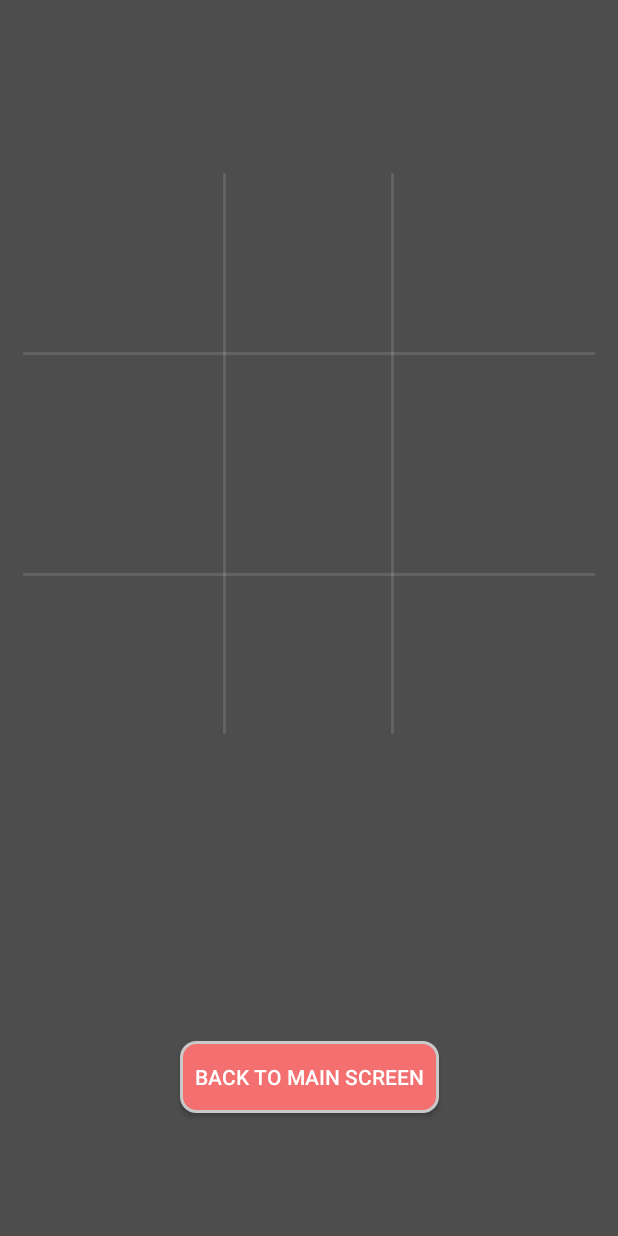
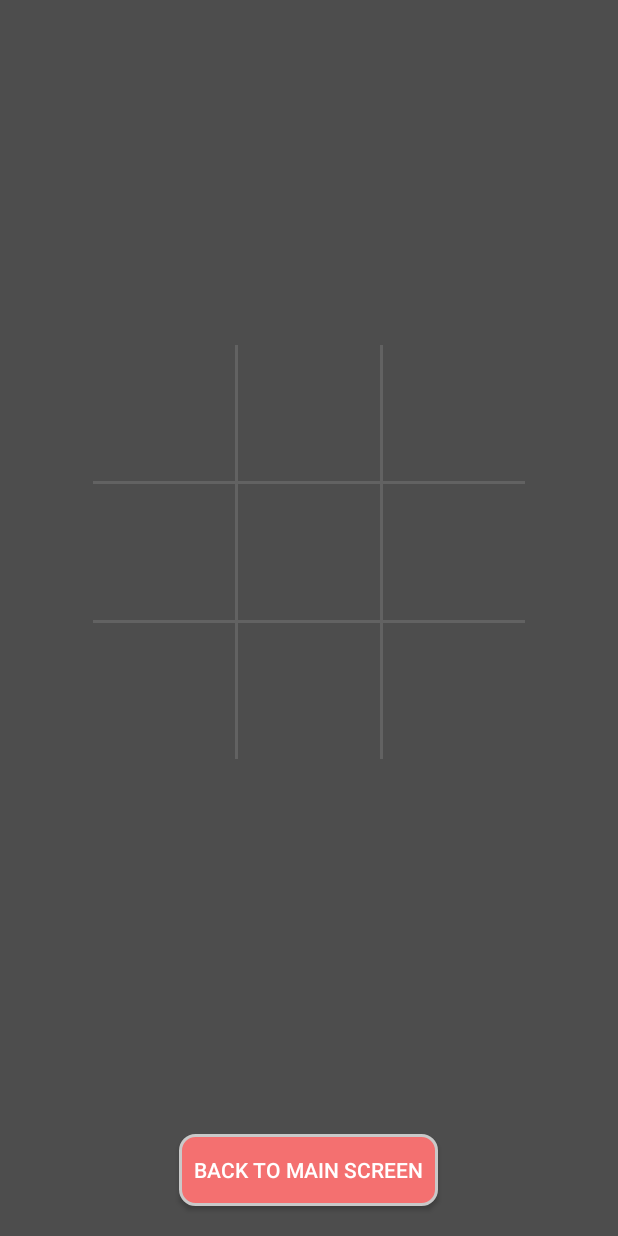
Before and after one commit to ExceptionTeam17/TicTacToe, an Android app: the fragment Fragment_Gameplay placed in its activity, on a phone screen of 412 x 824 dp. Run offline under Robolectric (Android 15) with nearby library versions, the phone set to English and light mode, and no system bars; libraries missing offline, so code that uses them is left out: libs.mjn.prettydialog.

Commit message:
gameplay layout changed, multiplayer 1 device dashboard working

```diff
--- a/TicTacToe/app/src/main/java/com/exceptionteam17/tictactoe/fragments/playingTabs/FragmentGameplayMulti1Dev.java
+++ b/TicTacToe/app/src/main/java/com/exceptionteam17/tictactoe/fragments/playingTabs/FragmentGameplayMulti1Dev.java
@@ -13,6 +13,7 @@ import android.widget.TextView;
 
 import com.exceptionteam17.tictactoe.R;
 import com.exceptionteam17.tictactoe.fragments.Fragment_Home;
+import com.exceptionteam17.tictactoe.model.database.DatabaseHelper;
 import com.exceptionteam17.tictactoe.model.utils.Preferences;
 import com.exceptionteam17.tictactoe.model.utils.Utils;
 
@@ -22,6 +23,8 @@ import libs.mjn.prettydialog.PrettyDialog;
 import libs.mjn.prettydialog.PrettyDialogCallback;
 
 public final class FragmentGameplayMulti1Dev extends Fragment implements View.OnClickListener{
+
+    //TODO add different layouts for different resolutions
 
     private final static String WINNER_PHONE = "SYSTEM_PHONE";
     private final static String WINNER_PLAYER = "SYSTEM_PLAYER";
@@ -35,6 +38,7 @@ public final class FragmentGameplayMulti1Dev extends Fragment implements View.On
     private Boolean [][] board;
     private TextView turn;
     private String username, secondPlauyerName;
+    private DatabaseHelper db;
 
     @Nullable
     @Override
@@ -46,12 +50,13 @@ public final class FragmentGameplayMulti1Dev extends Fragment implements View.On
     }
 
     private void initialize() {
+        db = DatabaseHelper.getInstance(this.getContext());
         isPlayerTurn = new Random().nextBoolean();
         turn = view.findViewById(R.id.text_gameplay);
         turn.setVisibility(View.VISIBLE);
         username = Preferences.getStringFromPreferences(view.getContext(),"user");
         secondPlauyerName = getArguments().getString("secondPlayer", "secondPlayer");
-        turn.setText((isPlayerTurn? username : secondPlauyerName) + ":");
+        turn.setText((isPlayerTurn? username : secondPlauyerName) + " :");
         box1 = view.findViewById(R.id.single_box1);
         box2 = view.findViewById(R.id.single_box2);
         box3 = view.findViewById(R.id.single_box3);
@@ -242,15 +247,18 @@ public final class FragmentGameplayMulti1Dev extends Fragment implements View.On
         switch (checkForVictory()) {
             case GAME_OVER:
                 showAlert("DRAW", "New game?", R.drawable.ic_launcher_foreground, "PLAY", "NO");
+                db.addUserDrawMulti(Preferences.getStringFromPreferences(this.getContext(), "user"));
                 break;
             case NO_WINNER:
                 turn.setText((isPlayerTurn? username : secondPlauyerName) + ":");
                 break;
             case WINNER_PHONE:
-                showAlert("YOU LOST", "New game?", R.drawable.ic_launcher_foreground, "PLAY", "NO");
+                showAlert("Player " + secondPlauyerName + " WIN!!!", "New game?", R.drawable.ic_launcher_foreground, "PLAY", "NO");
+                db.addUserLoseMulti(Preferences.getStringFromPreferences(this.getContext(), "user"));
                 break;
             case WINNER_PLAYER:
-                showAlert("YOU WON!!!", "New game?", R.drawable.ic_launcher_foreground, "PLAY", "NO");
+                showAlert("Player " + username + " WIN!!!", "New game?", R.drawable.ic_launcher_foreground, "PLAY", "NO");
+                db.addUserWinMulti(Preferences.getStringFromPreferences(this.getContext(), "user"));
                 break;
         }
     }
--- a/TicTacToe/app/src/main/res/layout/dialog_second_username.xml
+++ b/TicTacToe/app/src/main/res/layout/dialog_second_username.xml
@@ -23,6 +23,7 @@
         android:layout_width="match_parent"
         android:layout_height="wrap_content"
         android:textColor="@color/white"
+        android:maxLength="15"
         android:layout_margin="10dp"/>
 
     <LinearLayout
--- a/TicTacToe/app/src/main/res/layout/fragment_gameplay.xml
+++ b/TicTacToe/app/src/main/res/layout/fragment_gameplay.xml
@@ -1,10 +1,11 @@
 <?xml version="1.0" encoding="utf-8"?>
-<android.support.constraint.ConstraintLayout
+<LinearLayout
     xmlns:android="http://schemas.android.com/apk/res/android"
     xmlns:app="http://schemas.android.com/apk/res-auto"
     xmlns:tools="http://schemas.android.com/tools"
     android:background="@color/darkGrey"
     android:layout_width="match_parent"
+    android:orientation="vertical"
     android:layout_height="match_parent">
 
     <TextView
@@ -12,228 +13,163 @@
         android:layout_width="match_parent"
         android:layout_height="wrap_content"
         android:textColor="@color/white"
-        android:textAppearance="@style/Base.TextAppearance.AppCompat.Medium"
+        android:textAppearance="@style/Base.TextAppearance.AppCompat.Large"
         android:textStyle="bold"
         android:layout_margin="10dp"
         android:gravity="center"
         android:visibility="gone"/>
+    <View
+        android:layout_width="1dp"
+        android:layout_height="0dp"
+        android:layout_weight="1"
+        android:background="@color/transparent"
+        />
+
+    <LinearLayout
+        android:layout_width="wrap_content"
+        android:layout_height="wrap_content"
+        android:layout_gravity="center"
+        android:orientation="vertical"
+        android:gravity="center">
+
+        <LinearLayout
+            android:layout_width="wrap_content"
+            android:layout_height="wrap_content"
+            android:orientation="horizontal"
+            >
 
             <ImageView
                 android:id="@+id/single_box1"
-        android:layout_width="106dp"
-        android:layout_height="100dp"
-        android:layout_marginBottom="8dp"
-        android:layout_marginEnd="8dp"
-        android:layout_marginStart="8dp"
-        android:layout_marginTop="8dp"
-        app:layout_constraintBottom_toBottomOf="parent"
-        app:layout_constraintEnd_toEndOf="parent"
-        app:layout_constraintHorizontal_bias="0.095"
-        app:layout_constraintStart_toStartOf="parent"
-        app:layout_constraintTop_toTopOf="parent"
-        app:layout_constraintVertical_bias="0.126"
+                android:layout_width="84dp"
+                android:layout_height="80dp"
+                android:layout_margin="5dp"
                 android:src="@drawable/transparent" />
+
+            <View
+                android:layout_width="2dp"
+                android:layout_height="match_parent"
+                android:background="#1effffff"/>
 
             <ImageView
                 android:id="@+id/single_box2"
-        android:layout_width="106dp"
-        android:layout_height="100dp"
-        android:layout_marginBottom="8dp"
-        android:layout_marginEnd="8dp"
-        android:layout_marginStart="8dp"
-        android:layout_marginTop="8dp"
-        android:adjustViewBounds="false"
-        app:layout_constraintBottom_toBottomOf="parent"
-        app:layout_constraintEnd_toEndOf="parent"
-        app:layout_constraintStart_toStartOf="parent"
-        app:layout_constraintTop_toTopOf="parent"
-        app:layout_constraintVertical_bias="0.126"
+                android:layout_width="84dp"
+                android:layout_height="80dp"
+                android:layout_margin="5dp"
                 android:src="@drawable/transparent" />
+            <View
+                android:layout_width="2dp"
+                android:layout_height="match_parent"
+                android:background="#1effffff"/>
 
             <ImageView
                 android:id="@+id/single_box3"
-        android:layout_width="106dp"
-        android:layout_height="100dp"
-        android:layout_marginBottom="8dp"
-        android:layout_marginEnd="8dp"
-        android:layout_marginStart="8dp"
-        android:layout_marginTop="8dp"
-        app:layout_constraintBottom_toBottomOf="parent"
-        app:layout_constraintEnd_toEndOf="parent"
-        app:layout_constraintHorizontal_bias="0.896"
-        app:layout_constraintStart_toStartOf="parent"
-        app:layout_constraintTop_toTopOf="parent"
-        app:layout_constraintVertical_bias="0.126"
+                android:layout_width="84dp"
+                android:layout_height="80dp"
+                android:layout_margin="5dp"
                 android:src="@drawable/transparent" />
+        </LinearLayout>
 
         <View
             android:layout_width="match_parent"
             android:layout_height="2dp"
-        android:layout_marginBottom="8dp"
-        android:layout_marginEnd="15dp"
-        android:layout_marginStart="15dp"
-        android:layout_marginTop="8dp"
-        android:background="#1effffff"
-        app:layout_constraintBottom_toBottomOf="parent"
-        app:layout_constraintEnd_toEndOf="parent"
-        app:layout_constraintTop_toTopOf="parent"
-        app:layout_constraintVertical_bias="0.281" />
+            android:background="#1effffff"/>
+
+        <LinearLayout
+            android:orientation="horizontal"
+            android:layout_width="wrap_content"
+            android:layout_height="wrap_content">
 
             <ImageView
                 android:id="@+id/single_box4"
-        android:layout_width="106dp"
-        android:layout_height="100dp"
-        android:layout_marginBottom="8dp"
-        android:layout_marginEnd="8dp"
-        android:layout_marginStart="8dp"
-        android:layout_marginTop="8dp"
-        app:layout_constraintBottom_toBottomOf="parent"
-        app:layout_constraintEnd_toEndOf="parent"
-        app:layout_constraintHorizontal_bias="0.095"
-        app:layout_constraintStart_toStartOf="parent"
-        app:layout_constraintTop_toTopOf="parent"
-        app:layout_constraintVertical_bias="0.351"
+                android:layout_width="84dp"
+                android:layout_height="80dp"
+                android:layout_margin="5dp"
                 android:src="@drawable/transparent" />
+            <View
+                android:layout_width="2dp"
+                android:layout_height="match_parent"
+                android:background="#1effffff"/>
 
             <ImageView
                 android:id="@+id/single_box5"
-        android:layout_width="106dp"
-        android:layout_height="100dp"
-        android:layout_marginBottom="8dp"
-        android:layout_marginEnd="8dp"
-        android:layout_marginStart="8dp"
-        android:layout_marginTop="8dp"
-        app:layout_constraintBottom_toBottomOf="parent"
-        app:layout_constraintEnd_toEndOf="parent"
-        app:layout_constraintStart_toStartOf="parent"
-        app:layout_constraintTop_toTopOf="parent"
-        app:layout_constraintVertical_bias="0.351"
+                android:layout_width="84dp"
+                android:layout_height="80dp"
+                android:layout_margin="5dp"
                 android:src="@drawable/transparent" />
+            <View
+                android:layout_width="2dp"
+                android:layout_height="match_parent"
+                android:background="#1effffff"/>
 
             <ImageView
                 android:id="@+id/single_box6"
-        android:layout_width="106dp"
-        android:layout_height="100dp"
-        android:layout_marginBottom="8dp"
-        android:layout_marginEnd="8dp"
-        android:layout_marginStart="8dp"
-        android:layout_marginTop="8dp"
-        app:layout_constraintBottom_toBottomOf="parent"
-        app:layout_constraintEnd_toEndOf="parent"
-        app:layout_constraintHorizontal_bias="0.896"
-        app:layout_constraintStart_toStartOf="parent"
-        app:layout_constraintTop_toTopOf="parent"
-        app:layout_constraintVertical_bias="0.351"
+                android:layout_width="84dp"
+                android:layout_height="80dp"
+                android:layout_margin="5dp"
                 android:src="@drawable/transparent" />
+
+        </LinearLayout>
 
         <View
             android:layout_width="match_parent"
             android:layout_height="2dp"
-        android:layout_marginBottom="8dp"
-        android:layout_marginEnd="15dp"
-        android:layout_marginStart="15dp"
-        android:layout_marginTop="8dp"
-        android:background="#1effffff"
-        app:layout_constraintBottom_toBottomOf="parent"
-        app:layout_constraintEnd_toEndOf="parent"
-        app:layout_constraintHorizontal_bias="0.0"
-        app:layout_constraintStart_toStartOf="parent"
-        app:layout_constraintTop_toTopOf="parent"
-        app:layout_constraintVertical_bias="0.464" />
+            android:background="#1effffff"/>
 
-    <View
-        android:layout_width="2dp"
-        android:layout_height="374dp"
-        android:layout_marginBottom="8dp"
-        android:layout_marginEnd="8dp"
-        android:layout_marginStart="8dp"
-        android:layout_marginTop="8dp"
-        android:background="#1effffff"
-        app:layout_constraintBottom_toBottomOf="parent"
-        app:layout_constraintEnd_toEndOf="parent"
-        app:layout_constraintHorizontal_bias="0.357"
-        app:layout_constraintStart_toStartOf="parent"
-        app:layout_constraintTop_toTopOf="parent"
-        app:layout_constraintVertical_bias="0.247" />
-
-    <View
-        android:layout_width="2dp"
-        android:layout_height="374dp"
-        android:layout_marginBottom="8dp"
-        android:layout_marginEnd="8dp"
-        android:layout_marginStart="8dp"
-        android:layout_marginTop="8dp"
-        android:background="#1effffff"
-        app:layout_constraintBottom_toBottomOf="parent"
-        app:layout_constraintEnd_toEndOf="parent"
-        app:layout_constraintHorizontal_bias="0.642"
-        app:layout_constraintStart_toStartOf="parent"
-        app:layout_constraintTop_toTopOf="parent"
-        app:layout_constraintVertical_bias="0.247" />
+        <LinearLayout
+            android:orientation="horizontal"
+            android:layout_width="wrap_content"
+            android:layout_height="wrap_content">
 
             <ImageView
                 android:id="@+id/single_box7"
-        android:layout_width="106dp"
-        android:layout_height="100dp"
-        android:layout_marginBottom="8dp"
-        android:layout_marginEnd="8dp"
-        android:layout_marginStart="8dp"
-        android:layout_marginTop="8dp"
-        app:layout_constraintBottom_toBottomOf="parent"
-        app:layout_constraintEnd_toEndOf="parent"
-        app:layout_constraintHorizontal_bias="0.095"
-        app:layout_constraintStart_toStartOf="parent"
-        app:layout_constraintTop_toTopOf="parent"
-        app:layout_constraintVertical_bias="0.579"
+                android:layout_width="84dp"
+                android:layout_height="80dp"
+                android:layout_margin="5dp"
                 android:src="@drawable/transparent" />
+            <View
+                android:layout_width="2dp"
+                android:layout_height="match_parent"
+                android:background="#1effffff"/>
 
             <ImageView
                 android:id="@+id/single_box8"
-        android:layout_width="106dp"
-        android:layout_height="100dp"
-        android:layout_marginBottom="8dp"
-        android:layout_marginEnd="8dp"
-        android:layout_marginStart="8dp"
-        android:layout_marginTop="8dp"
-        app:layout_constraintBottom_toBottomOf="parent"
-        app:layout_constraintEnd_toEndOf="parent"
-        app:layout_constraintStart_toStartOf="parent"
-        app:layout_constraintTop_toTopOf="parent"
-        app:layout_constraintVertical_bias="0.579"
+                android:layout_width="84dp"
+                android:layout_height="80dp"
+                android:layout_margin="5dp"
                 android:src="@drawable/transparent" />
+            <View
+                android:layout_width="2dp"
+                android:layout_height="match_parent"
+                android:background="#1effffff"/>
 
             <ImageView
                 android:id="@+id/single_box9"
-        android:layout_width="106dp"
-        android:layout_height="100dp"
-        android:layout_marginBottom="8dp"
-        android:layout_marginTop="8dp"
-        app:layout_constraintBottom_toBottomOf="parent"
-        app:layout_constraintEnd_toEndOf="parent"
-        app:layout_constraintHorizontal_bias="0.881"
-        app:layout_constraintStart_toStartOf="parent"
-        app:layout_constraintTop_toTopOf="parent"
-        app:layout_constraintVertical_bias="0.579"
+                android:layout_width="84dp"
+                android:layout_height="80dp"
+                android:layout_margin="5dp"
                 android:src="@drawable/transparent" />
+        </LinearLayout>
+
+    </LinearLayout>
+
+<View
+    android:layout_width="1dp"
+    android:layout_height="0dp"
+    android:layout_weight="1"
+    android:background="@color/transparent"
+    />
 
     <Button
         android:id="@+id/back_single"
         android:layout_width="wrap_content"
         android:layout_height="wrap_content"
-        android:layout_marginBottom="8dp"
-        android:layout_marginEnd="8dp"
-        android:layout_marginStart="8dp"
-        android:layout_marginTop="8dp"
+        android:layout_gravity="center"
         android:paddingLeft="10dp"
         android:paddingStart="10dp"
         android:paddingRight="10dp"
         android:paddingEnd="10dp"
+        android:layout_margin="20dp"
         android:text="back to main screen"
         android:textColor="@color/white"
-        android:background="@drawable/btn_red_background"
-        app:layout_constraintBottom_toBottomOf="parent"
-        app:layout_constraintEnd_toEndOf="parent"
-        app:layout_constraintStart_toStartOf="parent"
-        app:layout_constraintTop_toTopOf="parent"
-        app:layout_constraintVertical_bias="0.903" />
-</android.support.constraint.ConstraintLayout>
+        android:background="@drawable/btn_red_background" />
+</LinearLayout>
--- a/TicTacToe/app/src/main/res/values/colors.xml
+++ b/TicTacToe/app/src/main/res/values/colors.xml
@@ -8,4 +8,5 @@
     <color name="grey">#c9c9c9</color>
     <color name="darkGrey">#4D4D4D</color>
     <color name="softRed">#FFF47070</color>
+    <color name="transparent">#00ffffff</color>
 </resources>
```
Lines whose indentation alone changed are shown as unchanged.
